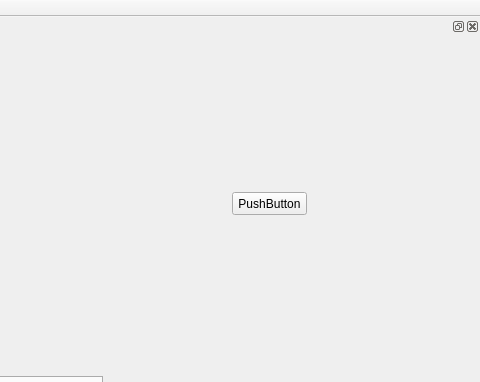
This is QT_ui/mainwindow.ui in hidog/QT_test as Qt 5 draws it before an edit; both pictures show x 638 to 1118 and y 0 to 382 of the 1118 by 653 pixel window. The edited form follows.
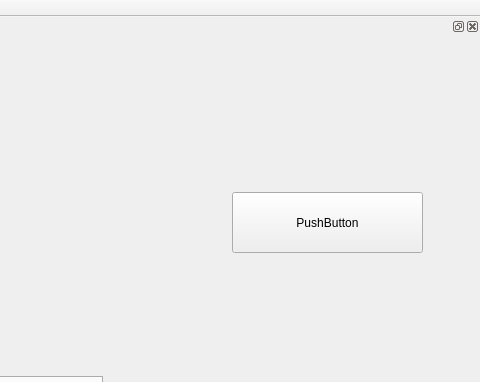
This is the edited form.

Patch:
```diff
--- a/QT_ui/mainwindow.ui
+++ b/QT_ui/mainwindow.ui
@@ -64,8 +64,8 @@
      <rect>
       <x>870</x>
       <y>150</y>
-      <width>75</width>
-      <height>23</height>
+      <width>191</width>
+      <height>61</height>
      </rect>
     </property>
     <property name="text">
```
